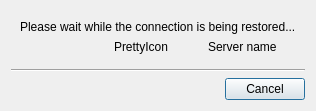
Qt form client/nx_client_desktop/src/ui/dialogs/reconnect_info_dialog.ui (networkoptix/nx_open) before a commit.
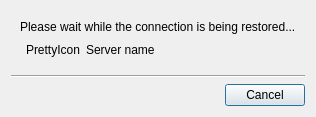
The same form after that commit. Custom widgets are drawn as their Qt base class.

Commit message:
VMS-9324 Fixed text alignment for reconnect dialog
<==== Mercurial data ====>
Branch: vms

The edit to the form file:
```diff
--- a/client/nx_client_desktop/src/ui/dialogs/reconnect_info_dialog.ui
+++ b/client/nx_client_desktop/src/ui/dialogs/reconnect_info_dialog.ui
@@ -49,6 +49,19 @@
           </property>
          </widget>
         </item>
+        <item row="0" column="3">
+         <spacer name="horizontalSpacer">
+          <property name="orientation">
+           <enum>Qt::Horizontal</enum>
+          </property>
+          <property name="sizeHint" stdset="0">
+           <size>
+            <width>40</width>
+            <height>20</height>
+           </size>
+          </property>
+         </spacer>
+        </item>
        </layout>
       </item>
      </layout>
```
